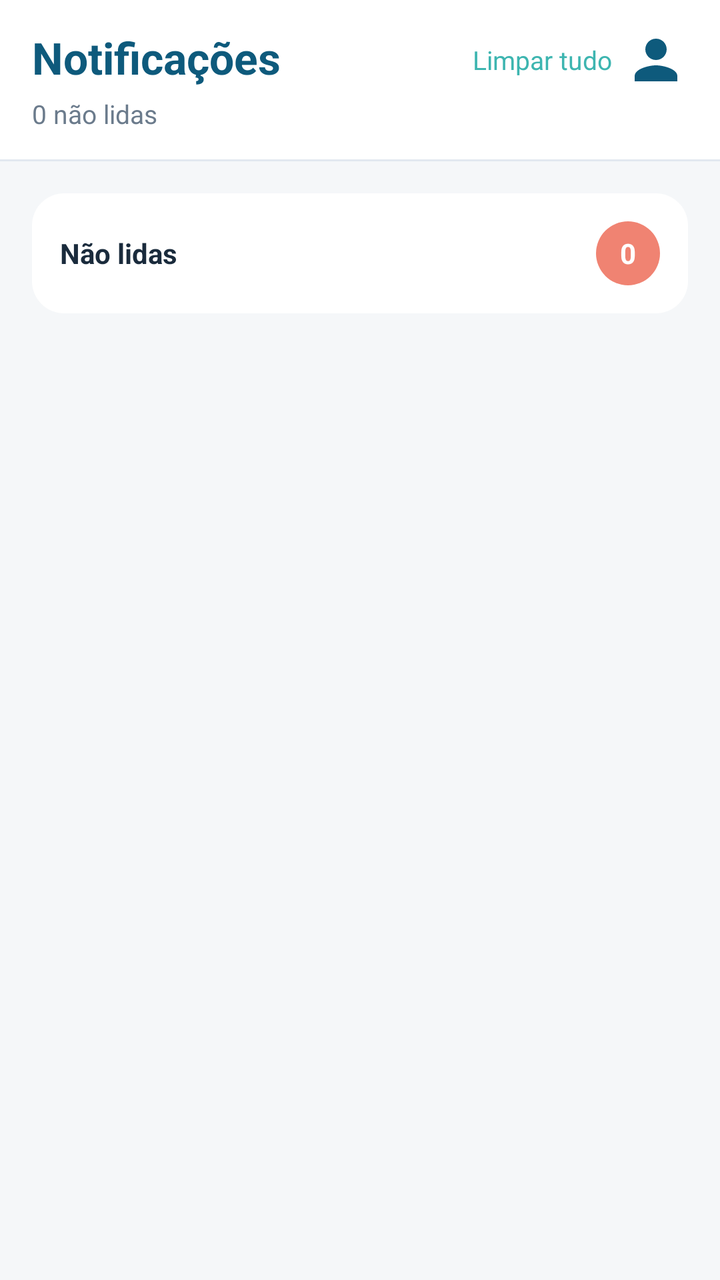
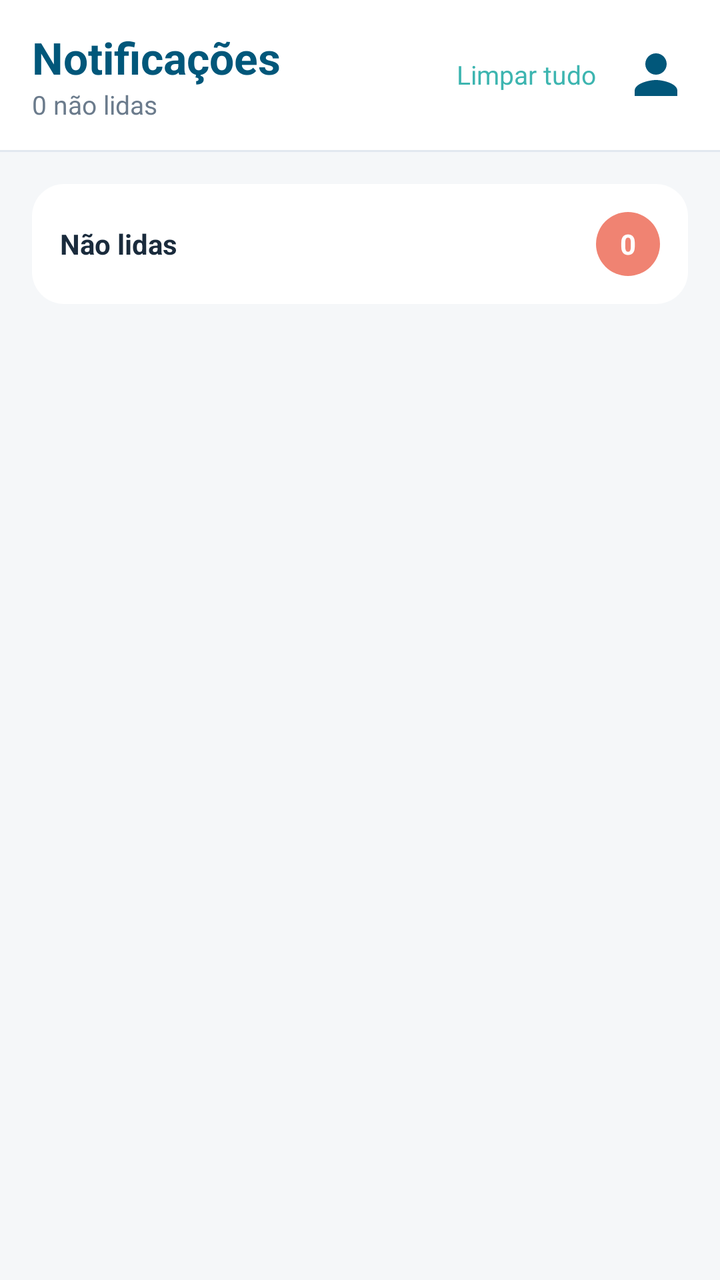

The first picture is an Android layout as it rendered before a commit; the second is the same layout after the commit. The layout source and the unified diff follow.
<!-- AndroidManifest.xml: application theme Theme.MayaRPG -->
<!-- res/layout/fragment_notificacoes.xml -->
<?xml version="1.0" encoding="utf-8"?>
<androidx.constraintlayout.widget.ConstraintLayout
    xmlns:android="http://schemas.android.com/apk/res/android"
    xmlns:app="http://schemas.android.com/apk/res-auto"
    android:layout_width="match_parent"
    android:layout_height="match_parent"
    android:background="@color/bg_default">

    
    <LinearLayout
        android:id="@+id/topoBranco"
        android:layout_width="match_parent"
        android:layout_height="wrap_content"
        android:orientation="vertical"
        android:background="@color/surface"
        android:paddingHorizontal="16dp"
        android:paddingVertical="14dp"
        app:layout_constraintTop_toTopOf="parent">

        <RelativeLayout
            android:layout_width="match_parent"
            android:layout_height="wrap_content">

            <TextView
                android:id="@+id/tvTitulo"
                android:layout_width="wrap_content"
                android:layout_height="wrap_content"
                android:text="@string/notif_titulo"
                android:textColor="@color/azul_escuro"
                android:textSize="22sp"
                android:textStyle="bold" />

            <TextView
                android:id="@+id/btnLimpar"
                android:layout_width="wrap_content"
                android:layout_height="wrap_content"
                android:text="@string/notif_limpar"
                android:textColor="@color/primary"
                android:textSize="13sp"
                android:padding="6dp"
                android:layout_centerVertical="true"
                android:layout_toStartOf="@+id/btnPerfil" />

            <ImageView
                android:id="@+id/btnPerfil"
                android:layout_width="32dp"
                android:layout_height="32dp"
                android:src="@drawable/ic_person"
                app:tint="@color/azul_escuro"
                android:layout_alignParentEnd="true"
                android:layout_centerVertical="true" />
        </RelativeLayout>

        <TextView
            android:id="@+id/tvSubtitulo"
            android:layout_width="wrap_content"
            android:layout_height="wrap_content"
            android:text="0 não lidas"
            android:textColor="@color/text_secondary"
            android:textSize="13sp"
            android:layout_marginTop="2dp" />
    </LinearLayout>

    <View
        android:id="@+id/divisor"
        android:layout_width="match_parent"
        android:layout_height="1dp"
        android:background="@color/divider"
        app:layout_constraintTop_toBottomOf="@id/topoBranco" />

    
    <LinearLayout
        android:id="@+id/cardNaoLidas"
        android:layout_width="match_parent"
        android:layout_height="wrap_content"
        android:orientation="horizontal"
        android:gravity="center_vertical"
        android:background="@drawable/bg_card"
        android:padding="14dp"
        android:layout_marginHorizontal="16dp"
        android:layout_marginTop="16dp"
        app:layout_constraintTop_toBottomOf="@id/divisor">

        <TextView
            android:layout_width="0dp"
            android:layout_weight="1"
            android:layout_height="wrap_content"
            android:text="@string/notif_nao_lidas"
            android:textColor="@color/text_primary"
            android:textStyle="bold"
            android:textSize="14sp" />

        <TextView
            android:id="@+id/tvBadgeNaoLidas"
            android:layout_width="32dp"
            android:layout_height="32dp"
            android:gravity="center"
            android:text="0"
            android:textColor="@color/white"
            android:textStyle="bold"
            android:background="@drawable/bg_circle_coral" />
    </LinearLayout>

    <androidx.recyclerview.widget.RecyclerView
        android:id="@+id/rvNotif"
        android:layout_width="match_parent"
        android:layout_height="0dp"
        android:padding="16dp"
        android:clipToPadding="false"
        app:layout_constraintTop_toBottomOf="@id/cardNaoLidas"
        app:layout_constraintBottom_toBottomOf="parent" />

    <LinearLayout
        android:id="@+id/boxVazio"
        android:layout_width="match_parent"
        android:layout_height="wrap_content"
        android:orientation="vertical"
        android:gravity="center"
        android:padding="32dp"
        android:visibility="gone"
        app:layout_constraintTop_toBottomOf="@id/cardNaoLidas"
        app:layout_constraintBottom_toBottomOf="parent">

        <TextView
            android:layout_width="wrap_content"
            android:layout_height="wrap_content"
            android:text="🔔"
            android:textSize="56sp"
            android:alpha="0.5" />

        <TextView
            android:layout_width="wrap_content"
            android:layout_height="wrap_content"
            android:text="Nenhuma notificação"
            android:textColor="@color/text_primary"
            android:textStyle="bold"
            android:textSize="16sp"
            android:layout_marginTop="14dp" />

        <TextView
            android:layout_width="wrap_content"
            android:layout_height="wrap_content"
            android:text="Você está em dia!"
            android:textColor="@color/text_secondary"
            android:textSize="13sp"
            android:layout_marginTop="4dp" />
    </LinearLayout>

</androidx.constraintlayout.widget.ConstraintLayout>
<!-- resources referenced by this layout -->
<resources>
  <color name="azul_escuro">#0E5A7C</color>
  <color name="bg_default">#F5F7F9</color>
  <color name="divider">#E2E8F0</color>
  <color name="primary">#3DB5B0</color>
  <color name="surface">#FFFFFF</color>
  <color name="text_primary">#1A2B3C</color>
  <color name="text_secondary">#6B7B8C</color>
  <color name="white">#FFFFFF</color>
  <!-- drawable bg_card (drawable) -->
  <?xml version="1.0" encoding="utf-8"?>
  <shape xmlns:android="http://schemas.android.com/apk/res/android"
      android:shape="rectangle">
      <solid android:color="@color/surface" />
      <corners android:radius="16dp" />
  </shape>
  <!-- drawable bg_circle_coral (drawable) -->
  <?xml version="1.0" encoding="utf-8"?>
  <shape xmlns:android="http://schemas.android.com/apk/res/android"
      android:shape="oval">
      <solid android:color="@color/coral" />
  </shape>
  <!-- drawable ic_person (drawable) -->
  <vector xmlns:android="http://schemas.android.com/apk/res/android"
      android:width="24dp" android:height="24dp"
      android:viewportWidth="24" android:viewportHeight="24">
      <path android:fillColor="@android:color/white"
          android:pathData="M12,12c2.21,0 4,-1.79 4,-4s-1.79,-4 -4,-4 -4,1.79 -4,4 1.79,4 4,4zM12,14c-2.67,0 -8,1.34 -8,4v2h16v-2c0,-2.66 -5.33,-4 -8,-4z"/>
  </vector>
  <string name="notif_limpar">Limpar tudo</string>
  <string name="notif_nao_lidas">Não lidas</string>
  <string name="notif_titulo">Notificações</string>
  <style name="Theme.MayaRPG" parent="Theme.MaterialComponents.DayNight.NoActionBar">
          <item name="colorPrimary">@color/primary</item>
          <item name="colorPrimaryVariant">@color/primary_dark</item>
          <item name="colorOnPrimary">@color/white</item>
          <item name="colorSecondary">@color/coral</item>
          <item name="colorSecondaryVariant">@color/coral_light</item>
          <item name="colorOnSecondary">@color/white</item>
          <item name="android:colorBackground">@color/bg_default</item>
          <item name="android:statusBarColor" tools:targetApi="l">@color/primary_dark</item>
          <item name="android:textColorPrimary">@color/text_primary</item>
          <item name="android:textColorSecondary">@color/text_secondary</item>
          <item name="android:fontFamily">sans-serif</item>
      </style>
  <color name="coral">#F08372</color>
  <color name="primary_dark">#2A8682</color>
  <color name="coral_light">#F5A89C</color>
</resources>

<!-- the commit's change to res/layout/fragment_notificacoes.xml (unified diff, before → after) -->
@@ -21,44 +21,58 @@
             android:layout_width="match_parent"
             android:layout_height="wrap_content">
 
-            <TextView
-                android:id="@+id/tvTitulo"
+            <LinearLayout
                 android:layout_width="wrap_content"
                 android:layout_height="wrap_content"
-                android:text="@string/notif_titulo"
-                android:textColor="@color/azul_escuro"
-                android:textSize="22sp"
-                android:textStyle="bold" />
+                android:orientation="vertical"
+                android:layout_alignParentStart="true"
+                android:layout_centerVertical="true">
 
-            <TextView
-                android:id="@+id/btnLimpar"
+                <TextView
+                    android:id="@+id/tvTitulo"
+                    android:layout_width="wrap_content"
+                    android:layout_height="wrap_content"
+                    android:text="@string/notif_titulo"
+                    android:textColor="#01577A"
+                    android:textSize="22sp"
+                    android:textStyle="bold" />
+
+                <TextView
+                    android:id="@+id/tvSubtitulo"
+                    android:layout_width="wrap_content"
+                    android:layout_height="wrap_content"
+                    android:text="0 não lidas"
+                    android:textColor="@color/text_secondary"
+                    android:textSize="13sp" />
+            </LinearLayout>
+
+            
+            <LinearLayout
                 android:layout_width="wrap_content"
                 android:layout_height="wrap_content"
-                android:text="@string/notif_limpar"
-                android:textColor="@color/primary"
-                android:textSize="13sp"
-                android:padding="6dp"
-                android:layout_centerVertical="true"
-                android:layout_toStartOf="@+id/btnPerfil" />
+                android:orientation="horizontal"
+                android:gravity="center_vertical"
+                android:layout_alignParentEnd="true"
+                android:layout_centerVertical="true">
 
-            <ImageView
-                android:id="@+id/btnPerfil"
-                android:layout_width="32dp"
-                android:layout_height="32dp"
-                android:src="@drawable/ic_person"
-                app:tint="@color/azul_escuro"
-                android:layout_alignParentEnd="true"
-                android:layout_centerVertical="true" />
+                <TextView
+                    android:id="@+id/btnLimpar"
+                    android:layout_width="wrap_content"
+                    android:layout_height="wrap_content"
+                    android:text="@string/notif_limpar"
+                    android:textColor="@color/primary"
+                    android:textSize="13sp"
+                    android:padding="6dp"
+                    android:layout_marginEnd="8dp" />
+
+                <ImageView
+                    android:id="@+id/btnPerfil"
+                    android:layout_width="32dp"
+                    android:layout_height="32dp"
+                    android:src="@drawable/ic_person"
+                    app:tint="#01577A" />
+            </LinearLayout>
         </RelativeLayout>
-
-        <TextView
-            android:id="@+id/tvSubtitulo"
-            android:layout_width="wrap_content"
-            android:layout_height="wrap_content"
-            android:text="0 não lidas"
-            android:textColor="@color/text_secondary"
-            android:textSize="13sp"
-            android:layout_marginTop="2dp" />
     </LinearLayout>
 
     <View
@@ -68,7 +82,6 @@
         android:background="@color/divider"
         app:layout_constraintTop_toBottomOf="@id/topoBranco" />
 
-    
     <LinearLayout
         android:id="@+id/cardNaoLidas"
         android:layout_width="match_parent"
<!-- resource entries referenced after the edit -->
@@ -1,6 +1,5 @@
 <!-- resources referenced by this layout -->
 <resources>
-  <color name="azul_escuro">#0E5A7C</color>
   <color name="bg_default">#F5F7F9</color>
   <color name="divider">#E2E8F0</color>
   <color name="primary">#3DB5B0</color>
